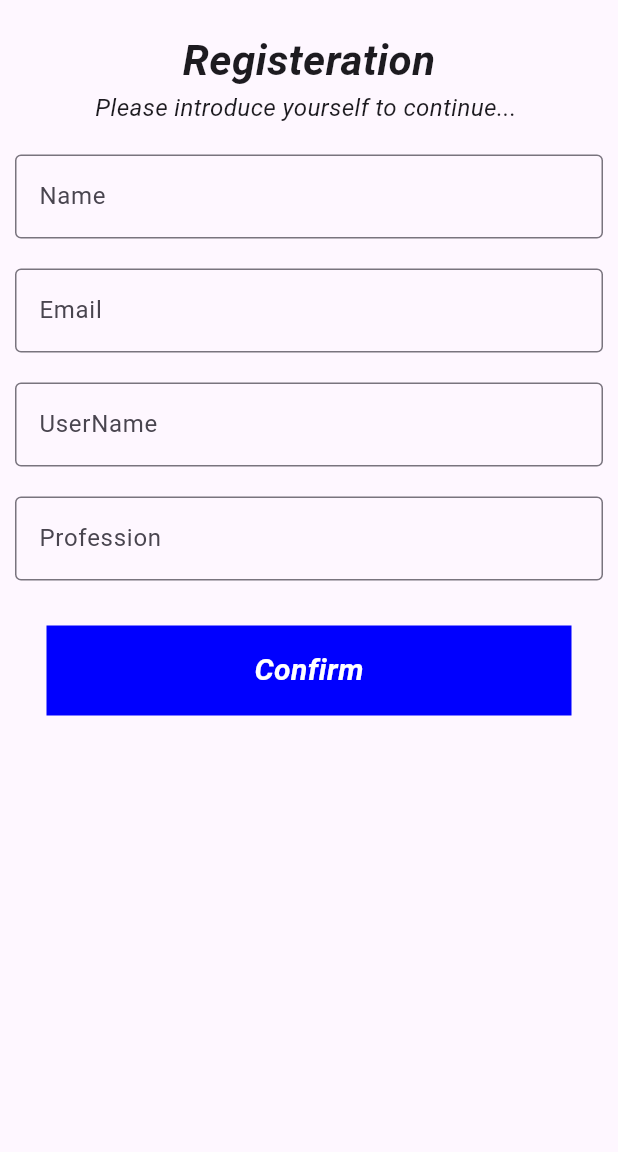
After one commit to Shammas512/flashcards-app, a Flutter app: the screen it shows after launch, on a phone screen of 412 x 824 dp, the part 84-1236 px from its top. The commit adds this screen. Run offline on Flutter 3.47's test engine with Material 3 defaults, Android fonts, the phone set to English and light mode, and no system bars; our stand-ins replace get.

Commit message:
Add registeration page

```diff
--- a/lib/Flashcard_Screen/flash_seen.dart
+++ b/lib/Flashcard_Screen/flash_seen.dart
@@ -9,6 +9,7 @@ class FlashSeen extends StatelessWidget {
   @override
   Widget build(BuildContext context) {
     return Scaffold(
+
       appBar: Gappbar(),
       body: Padding(
         padding: EdgeInsets.all(20),
--- /dev/null
+++ b/lib/Flashcard_Screen/register.dart
@@ -0,0 +1,83 @@
+import 'package:flashcards/GlobalWidgets/gappbar.dart';
+import 'package:flashcards/GlobalWidgets/login_widgets.dart';
+import 'package:flutter/material.dart';
+
+class Register extends StatelessWidget {
+  TextEditingController name = TextEditingController();
+  TextEditingController username = TextEditingController();
+  TextEditingController email = TextEditingController();
+  TextEditingController profession = TextEditingController();
+
+ Register({super.key});
+
+  @override
+  Widget build(BuildContext context) {
+    return Scaffold(
+      resizeToAvoidBottomInset: false,
+      appBar: Gappbar(),
+      body: Padding(
+        padding: const EdgeInsets.symmetric(horizontal: 10.0, vertical: 20),
+        child: Column(
+          crossAxisAlignment: CrossAxisAlignment.center,
+          children: [
+            Text(
+              "Registeration",
+              style: TextStyle(
+                  fontSize: 28,
+                  fontStyle: FontStyle.italic,
+                  fontWeight: FontWeight.bold),
+            ),
+            Text(
+              "Please introduce yourself to continue... ",
+              style: TextStyle(fontStyle: FontStyle.italic, fontSize: 16),
+            ),
+            SizedBox(
+              height: 20,
+            ),
+            register_field(
+              text: 'Name', controller: name,
+            ),
+            SizedBox(
+              height: 20,
+            ),
+            register_field(
+              text: 'Email', controller: email,
+            ),
+            SizedBox(
+              height: 20,
+            ),
+            register_field(
+              controller: username,
+              text: 'UserName',
+            ),
+            SizedBox(
+              height: 20,
+            ),
+            register_field(
+              text: 'Profession', controller: profession,
+            ),
+            SizedBox(
+              height: 30,
+            ),
+            Container(
+                height: 60,
+                width: 350,
+                decoration: BoxDecoration(
+                  color: Color(0xff0000FF),
+                ),
+                child: Center(
+                  child: Text(
+                    "Confirm",
+                    style: TextStyle(
+                        color: Colors.white,
+                        fontSize: 20,
+                        fontStyle: FontStyle.italic,
+                        fontWeight: FontWeight.bold),
+                  ),
+                ))
+          ],
+        ),
+      ),
+    );
+  }
+}
--- a/lib/GlobalWidgets/login_widgets.dart
+++ b/lib/GlobalWidgets/login_widgets.dart
@@ -0,0 +1,17 @@
+import 'package:flutter/material.dart';
+
+class register_field extends StatelessWidget {
+  TextEditingController controller;
+  String text;
+   register_field({super.key,required this.text,required this.controller});
+
+  @override
+  Widget build(BuildContext context) {
+    return TextField(
+      controller: controller ,
+      decoration:  InputDecoration(border: OutlineInputBorder(),
+      labelText: text
+      ),
+    );
+  }
+}
--- a/lib/main.dart
+++ b/lib/main.dart
@@ -1,5 +1,7 @@
 import 'package:flashcards/Flashcard_Screen/flash_ui.dart';
 import 'package:flashcards/Flashcard_Screen/flashcarda.dart';
+import 'package:flashcards/Flashcard_Screen/register.dart';
+import 'package:flashcards/GlobalWidgets/login_widgets.dart';
 import 'package:flashcards/Provider/provider_class.dart';
 import 'package:flutter/material.dart';
 import 'package:get/get_navigation/src/root/get_material_app.dart';
@@ -21,7 +23,7 @@ class MyApp extends StatelessWidget {
   Widget build(BuildContext context) {
     return GetMaterialApp(
       debugShowCheckedModeBanner: false,
-      home: Flashcarda(),
+      home: Register(),
     );
   }
 }
```
